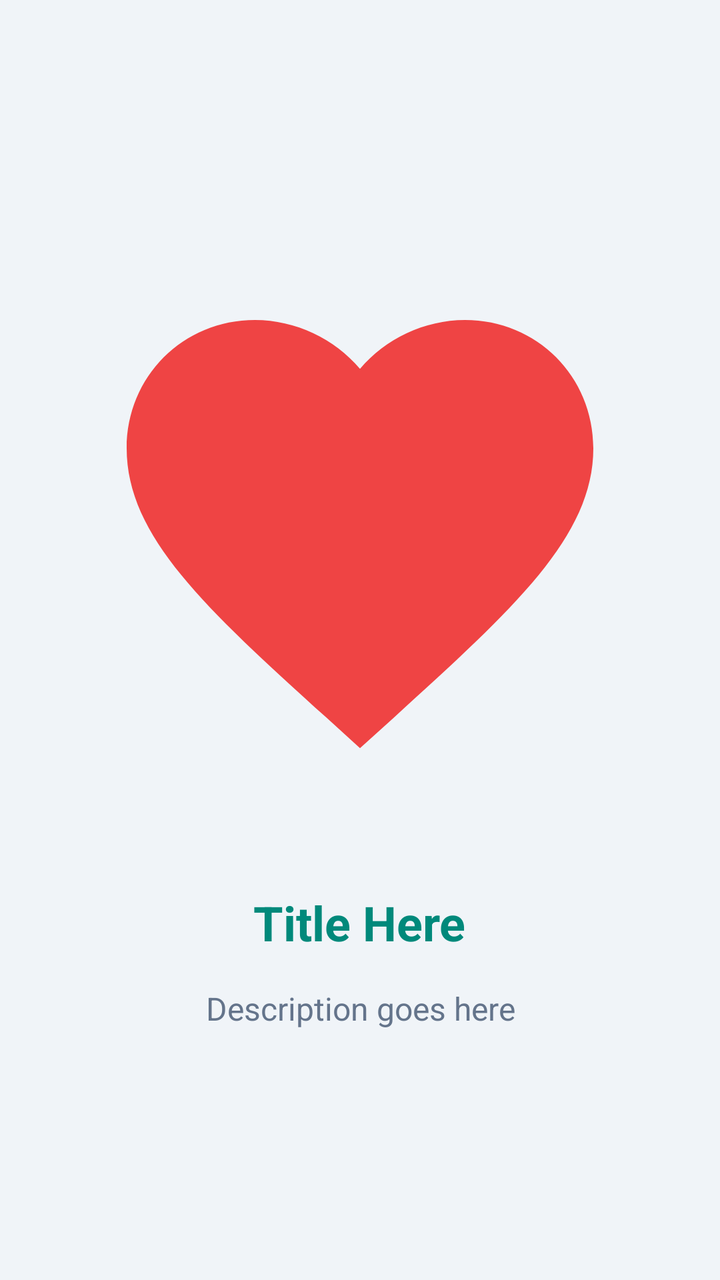
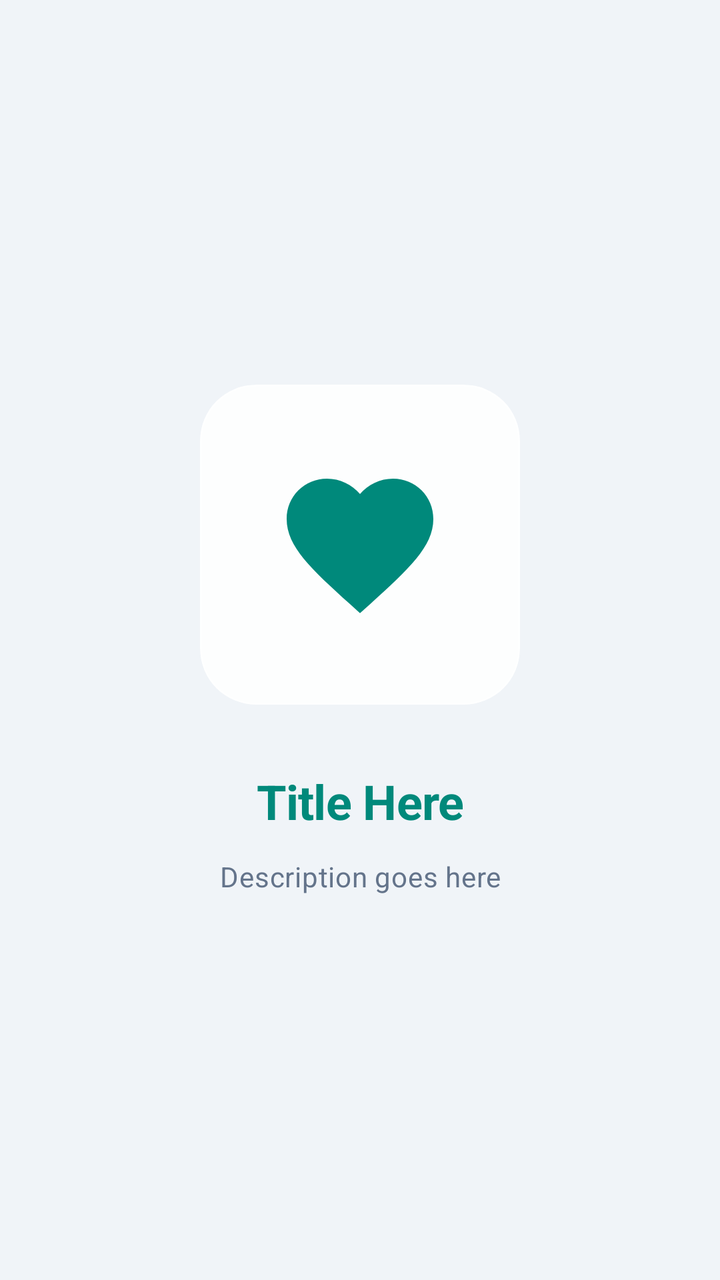

Two renders of the same Android screen: before a commit and after it. Below are the layout's source before the change and the commit's diff.
<!-- AndroidManifest.xml: application theme Theme.VitalFlow -->
<!-- res/layout/item_onboarding_slide.xml -->
<?xml version="1.0" encoding="utf-8"?>
<LinearLayout xmlns:android="http://schemas.android.com/apk/res/android"
    android:layout_width="match_parent"
    android:layout_height="match_parent"
    xmlns:app="http://schemas.android.com/apk/res-auto"
    android:gravity="center"
    android:orientation="vertical"
    android:padding="32dp">

    <ImageView
        android:id="@+id/imgSlide"
        android:layout_width="280dp"
        android:layout_height="280dp"
        android:layout_marginBottom="40dp"
        android:src="@drawable/ic_heart"
        android:scaleType="fitCenter" />

    <TextView
        android:id="@+id/tvTitle"
        android:layout_width="wrap_content"
        android:layout_height="wrap_content"
        android:layout_marginBottom="16dp"
        android:text="Title Here"
        android:textColor="@color/primary"
        android:textSize="24sp"
        android:textStyle="bold" />

    <TextView
        android:id="@+id/tvDesc"
        android:layout_width="wrap_content"
        android:layout_height="wrap_content"
        android:text="Description goes here"
        android:textColor="@color/text_secondary"
        android:textSize="16sp"
        android:gravity="center"
        android:lineSpacingMultiplier="1.2" />

    <com.google.android.material.button.MaterialButton
        android:id="@+id/btnAction"
        android:layout_width="wrap_content"
        android:layout_height="wrap_content"
        android:layout_marginTop="24dp"
        android:text="Connect Gemini AI"
        android:visibility="gone"
        app:backgroundTint="?attr/colorPrimary"
        app:cornerRadius="20dp"
        app:icon="@drawable/ic_robot_face"
        app:iconGravity="textStart" />

</LinearLayout>
<!-- resources referenced by this layout -->
<resources>
  <color name="primary">#00897B</color>
  <color name="text_secondary">#64748B</color>
  <!-- drawable ic_heart (drawable) -->
  <vector xmlns:android="http://schemas.android.com/apk/res/android"
      android:width="24dp"
      android:height="24dp"
      android:viewportWidth="24"
      android:viewportHeight="24"
      android:tint="@color/warning_red">
      <path
          android:fillColor="@color/white"
          android:pathData="M12,21.35l-1.45,-1.32C5.4,15.36 2,12.28 2,8.5 2,5.42 4.42,3 7.5,3c1.74,0 3.41,0.81 4.5,2.09C13.09,3.81 14.76,3 16.5,3 19.58,3 22,5.42 22,8.5c0,3.78 -3.4,6.86 -8.55,11.54L12,21.35z" />
  </vector>
  <!-- drawable ic_robot_face: vector/xml drawable (drawable, 4159 chars, omitted) -->
  <style name="Theme.VitalFlow" parent="Base.Theme.VitalFlow" />
  <color name="warning_red">#EF4444</color>
  <color name="white">#FFFFFFFF</color>
  <style name="Base.Theme.VitalFlow" parent="Theme.Material3.Light.NoActionBar">
          <item name="colorPrimary">@color/primary</item>
          <item name="colorPrimaryVariant">@color/primary_dark</item>
          <item name="colorOnPrimary">@color/white</item>
          <item name="colorSecondary">@color/secondary</item>
          <item name="colorSecondaryVariant">@color/secondary_dark</item>
          <item name="colorOnSecondary">@color/black</item>
  
          <item name="android:statusBarColor">@color/app_background</item>
          <item name="android:windowLightStatusBar">true</item>
          <item name="android:colorBackground">@color/app_background</item>
          <item name="colorSurface">@color/app_surface</item>
          <item name="android:textColorPrimary">@color/text_primary</item>
          <item name="android:textColorSecondary">@color/text_secondary</item>
      </style>
  <color name="primary_dark">#00695C</color>
  <color name="secondary">#FF7043</color>
  <color name="secondary_dark">#E64A19</color>
  <color name="black">#FF000000</color>
  <color name="app_background">#F0F4F8</color>
  <color name="app_surface">#FFFFFF</color>
  <color name="text_primary">#0D1B2A</color>
</resources>

<!-- the commit's change to res/layout/item_onboarding_slide.xml (unified diff, before → after) -->
@@ -1,39 +1,53 @@
 <?xml version="1.0" encoding="utf-8"?>
 <LinearLayout xmlns:android="http://schemas.android.com/apk/res/android"
+    xmlns:app="http://schemas.android.com/apk/res-auto"
     android:layout_width="match_parent"
     android:layout_height="match_parent"
-    xmlns:app="http://schemas.android.com/apk/res-auto"
     android:gravity="center"
     android:orientation="vertical"
     android:padding="32dp">
 
-    <ImageView
-        android:id="@+id/imgSlide"
-        android:layout_width="280dp"
-        android:layout_height="280dp"
-        android:layout_marginBottom="40dp"
-        android:src="@drawable/ic_heart"
-        android:scaleType="fitCenter" />
+    
+    <com.google.android.material.card.MaterialCardView
+        android:layout_width="160dp"
+        android:layout_height="160dp"
+        app:cardCornerRadius="28dp"
+        app:cardElevation="0dp"
+        app:cardBackgroundColor="@color/glass_card_bg_elevated"
+        app:strokeColor="@color/glass_card_stroke"
+        app:strokeWidth="1dp">
+
+        <ImageView
+            android:id="@+id/imgSlide"
+            android:layout_width="match_parent"
+            android:layout_height="match_parent"
+            android:padding="36dp"
+            android:src="@drawable/ic_heart"
+            app:tint="@color/primary"
+            android:scaleType="fitCenter" />
+
+    </com.google.android.material.card.MaterialCardView>
 
     <TextView
         android:id="@+id/tvTitle"
         android:layout_width="wrap_content"
         android:layout_height="wrap_content"
-        android:layout_marginBottom="16dp"
+        android:layout_marginTop="32dp"
+        android:layout_marginBottom="12dp"
         android:text="Title Here"
-        android:textColor="@color/primary"
-        android:textSize="24sp"
-        android:textStyle="bold" />
+        android:gravity="center"
+        android:textAppearance="@style/TextAppearance.VitalFlow.Headline"
+        android:textColor="@color/primary" />
 
     <TextView
         android:id="@+id/tvDesc"
         android:layout_width="wrap_content"
         android:layout_height="wrap_content"
         android:text="Description goes here"
+        android:textAppearance="@style/TextAppearance.VitalFlow.Body"
         android:textColor="@color/text_secondary"
-        android:textSize="16sp"
         android:gravity="center"
-        android:lineSpacingMultiplier="1.2" />
+        android:lineSpacingMultiplier="1.4" />
 
     <com.google.android.material.button.MaterialButton
         android:id="@+id/btnAction"
@@ -41,10 +55,12 @@
         android:layout_height="wrap_content"
         android:layout_marginTop="24dp"
         android:text="Connect Gemini AI"
+        android:textColor="@color/text_on_primary"
         android:visibility="gone"
-        app:backgroundTint="?attr/colorPrimary"
+        app:backgroundTint="@color/primary"
         app:cornerRadius="20dp"
         app:icon="@drawable/ic_robot_face"
-        app:iconGravity="textStart" />
+        app:iconGravity="textStart"
+        app:iconTint="@color/text_on_primary" />
 
 </LinearLayout>
<!-- resource entries referenced after the edit -->
@@ -1,6 +1,9 @@
 <!-- resources referenced by this layout -->
 <resources>
+  <color name="glass_card_bg_elevated">#E6FFFFFF</color>
+  <color name="glass_card_stroke">#40FFFFFF</color>
   <color name="primary">#00897B</color>
+  <color name="text_on_primary">#FFFFFF</color>
   <color name="text_secondary">#64748B</color>
   <!-- drawable ic_heart (drawable) -->
   <vector xmlns:android="http://schemas.android.com/apk/res/android"
@@ -14,6 +17,20 @@
           android:pathData="M12,21.35l-1.45,-1.32C5.4,15.36 2,12.28 2,8.5 2,5.42 4.42,3 7.5,3c1.74,0 3.41,0.81 4.5,2.09C13.09,3.81 14.76,3 16.5,3 19.58,3 22,5.42 22,8.5c0,3.78 -3.4,6.86 -8.55,11.54L12,21.35z" />
   </vector>
   <!-- drawable ic_robot_face: vector/xml drawable (drawable, 4159 chars, omitted) -->
+  <style name="TextAppearance.VitalFlow.Body" parent="TextAppearance.Material3.BodyMedium">
+          <item name="android:fontFamily">@font/custom_font</item>
+          <item name="android:textSize">14sp</item>
+          <item name="android:textStyle">normal</item>
+          <item name="android:lineSpacingMultiplier">1.4</item>
+          <item name="android:textColor">@color/text_secondary</item>
+      </style>
+  <style name="TextAppearance.VitalFlow.Headline" parent="TextAppearance.Material3.HeadlineMedium">
+          <item name="android:fontFamily">@font/custom_font</item>
+          <item name="android:textSize">24sp</item>
+          <item name="android:textStyle">bold</item>
+          <item name="android:letterSpacing">-0.01</item>
+          <item name="android:textColor">@color/text_primary</item>
+      </style>
   <style name="Theme.VitalFlow" parent="Base.Theme.VitalFlow" />
   <color name="warning_red">#EF4444</color>
   <color name="white">#FFFFFFFF</color>
@@ -25,7 +42,8 @@
           <item name="colorSecondaryVariant">@color/secondary_dark</item>
           <item name="colorOnSecondary">@color/black</item>
   
-          <item name="android:statusBarColor">@color/app_background</item>
+          
+          <item name="android:statusBarColor">@color/page_gradient_start</item>
           <item name="android:windowLightStatusBar">true</item>
           <item name="android:colorBackground">@color/app_background</item>
           <item name="colorSurface">@color/app_surface</item>
@@ -36,6 +54,7 @@
   <color name="secondary">#FF7043</color>
   <color name="secondary_dark">#E64A19</color>
   <color name="black">#FF000000</color>
+  <color name="page_gradient_start">#E0F5F3</color>
   <color name="app_background">#F0F4F8</color>
   <color name="app_surface">#FFFFFF</color>
   <color name="text_primary">#0D1B2A</color>
